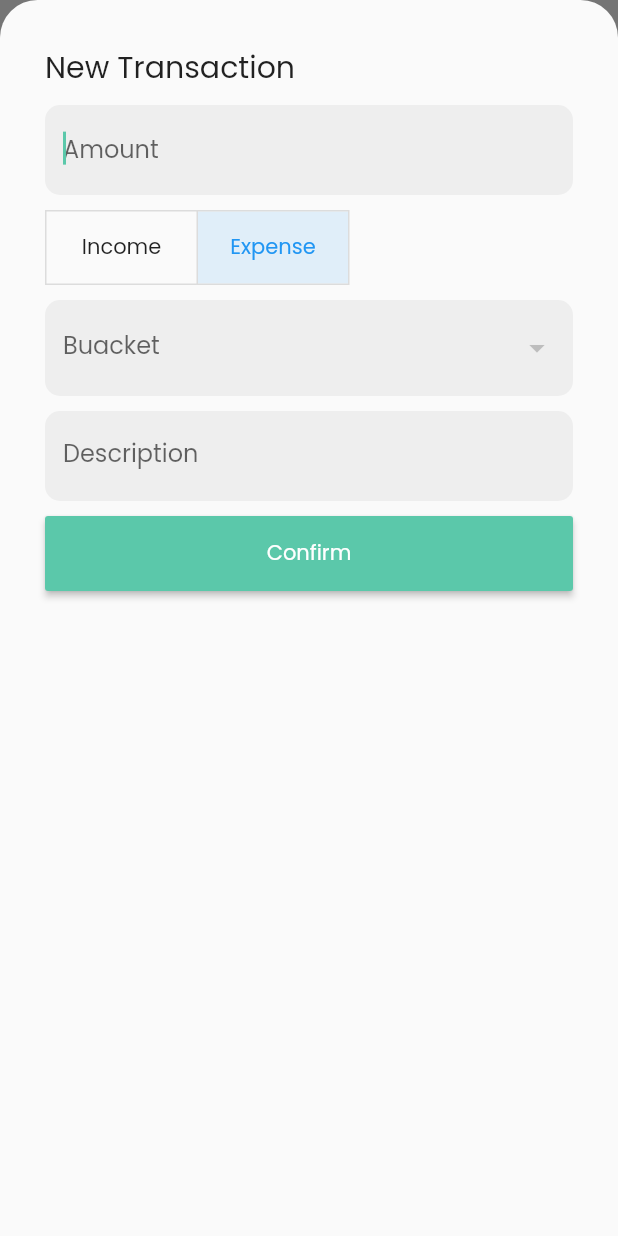
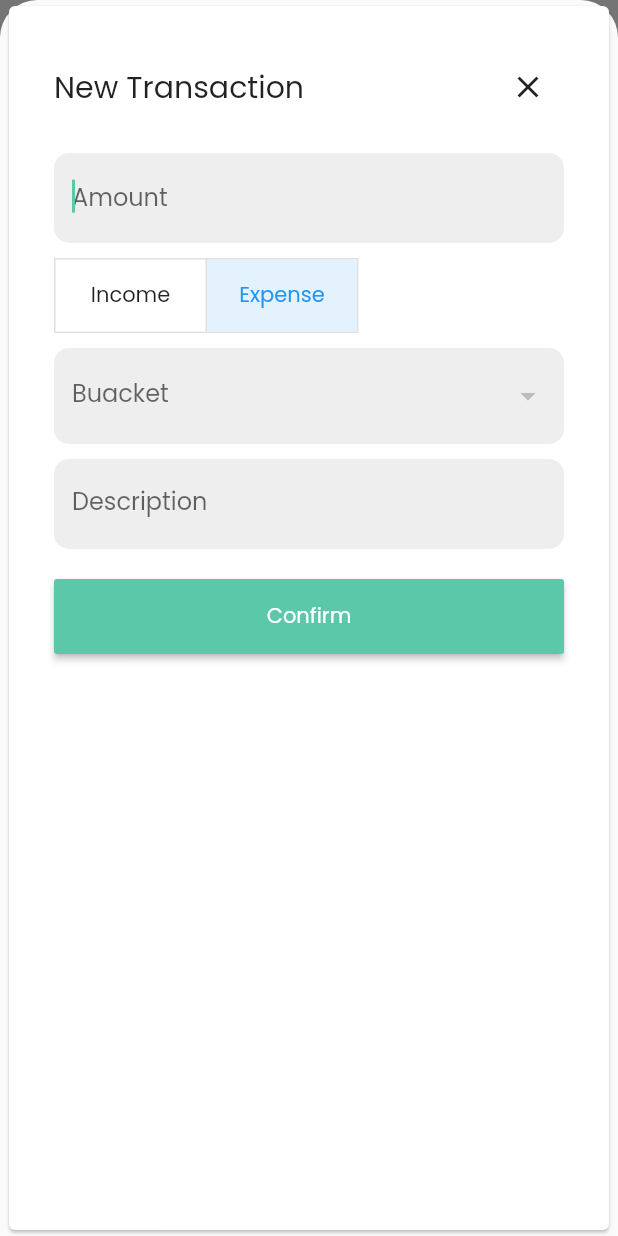
Before and after one commit to MCarlomagno/spending_tracker, a Flutter app: the MyHomePage screen opened directly, after a tap on an icon or button, on a phone screen of 412 x 824 dp. Run offline on Flutter 3.47's test engine with Material 2 defaults, Android fonts, the phone set to English and light mode, and no system bars; our stand-ins replace cloud_firestore, firebase_auth, firebase_core, get_it; accounts and stored records are empty.

Commit message:
fix: Create transaction form responsive

```diff
--- a/lib/widgets/home/home.dart
+++ b/lib/widgets/home/home.dart
@@ -1,5 +1,6 @@
 import 'package:flutter/material.dart';
 import 'package:provider/provider.dart';
+import 'package:spending_tracker/constants/dimensions.dart';
 import 'package:spending_tracker/models/balance_model.dart';
 import 'package:spending_tracker/widgets/home/buckets/buckets_list.dart';
 import 'package:spending_tracker/widgets/home/transactions/transactions_table.dart';
@@ -16,10 +17,41 @@ class MyHomePage extends StatefulWidget {
 }
 
 class _MyHomePageState extends State<MyHomePage> {
+
+  _onCreateTransaction({required bool isMobile, required BuildContext context}) {
+    final balanceModel = Provider.of<BalanceModel>(context, listen: false);
+
+    Widget child = ListenableProvider.value(
+      value: balanceModel,
+      child: AddTransactionForm(),
+    );
+
+    if (isMobile) {
+      showModalBottomSheet(
+        isScrollControlled: true,
+        context: context,
+        builder: (BuildContext context) => StatefulBuilder(
+          builder: (BuildContext context, StateSetter setState) => child,
+        ),
+      );
+    } else {
+      showDialog(
+        context: context,
+        builder: (BuildContext context) => StatefulBuilder(
+          builder: (BuildContext context, StateSetter setState) => child,
+        ),
+      );
+    }
+  }
+
   @override
   Widget build(BuildContext context) {
     var contentMarginVertical = 20.0;
     double maxWidth = 800.0;
+
+    double width = MediaQuery.of(context).size.width;
+
+    bool isMobile = width < Dimensions.m;
 
     return MultiProvider(
       providers: [
@@ -90,21 +122,7 @@ class _MyHomePageState extends State<MyHomePage> {
               ),
             ),
             onPressed: () {
-              final balanceModel =
-                  Provider.of<BalanceModel>(context, listen: false);
-              showModalBottomSheet(
-                  isScrollControlled: true,
-                  context: context,
-                  builder: (BuildContext context) {
-                    return StatefulBuilder(
-                      builder: (BuildContext context, StateSetter setState) {
-                        return ListenableProvider.value(
-                          value: balanceModel,
-                          child: AddTransactionForm(),
-                        );
-                      },
-                    );
-                  });
+              _onCreateTransaction(isMobile: isMobile, context: context);
             },
             backgroundColor: Color(0xFF5BC8AA),
           ),
--- a/lib/widgets/home/transactions/add_transaction_form.dart
+++ b/lib/widgets/home/transactions/add_transaction_form.dart
@@ -1,5 +1,6 @@
 import 'package:flutter/material.dart';
 import 'package:provider/provider.dart';
+import 'package:spending_tracker/constants/dimensions.dart';
 import 'package:spending_tracker/interfaces/bucket.dart';
 import 'package:spending_tracker/interfaces/transaction.dart';
 import 'package:spending_tracker/models/balance_model.dart';
@@ -56,24 +57,43 @@ class _AddTransactionFormState extends State<AddTransactionForm> {
   @override
   Widget build(BuildContext context) {
     return Consumer<BalanceModel>(builder: (context, balanceModel, child) {
+      double width = MediaQuery.of(context).size.width;
+      double height = MediaQuery.of(context).size.height;
+      double maxWidth = 400.0;
+
+      bool isMobile = width < Dimensions.m;
+
       List<Bucket> buckets = balanceModel.buckets;
-
       bucketOptions = buckets
           .map((b) => AppSelectOption(value: b.id!, label: b.name!))
           .toList();
 
-      return Container(
-        height: MediaQuery.of(context).size.height,
+      return Center(
+        child: Card(
+          child: Container(
+            constraints: BoxConstraints(
+              maxWidth: maxWidth,
+            ),
+            height: isMobile ? height : null,
             padding: EdgeInsets.symmetric(horizontal: 30),
             child: Column(
               crossAxisAlignment: CrossAxisAlignment.start,
               mainAxisSize: MainAxisSize.min,
               children: [
                 SizedBox(height: 30),
+                Row(
+                  mainAxisAlignment: MainAxisAlignment.spaceBetween,
+                  children: [
                     Subtitle(
                       text: "New Transaction",
                     ),
-            SizedBox(height: 10),
+                    IconButton(
+                      icon: Icon(Icons.close),
+                      onPressed: () => Navigator.of(context).pop(),
+                    ),
+                  ],
+                ),
+                SizedBox(height: 20),
                 AppTextField(
                   labelText: "Amount",
                   keyboardType: TextInputType.number,
@@ -112,7 +132,7 @@ class _AddTransactionFormState extends State<AddTransactionForm> {
                   labelText: "Description",
                   controller: _detailController,
                 ),
-            SizedBox(height: 10),
+                SizedBox(height: 20),
                 Padding(
                   padding: EdgeInsets.only(
                       bottom: MediaQuery.of(context).viewInsets.bottom),
@@ -132,6 +152,8 @@ class _AddTransactionFormState extends State<AddTransactionForm> {
                 ),
                 SizedBox(height: 30),
               ],
+            ),
+          ),
         ),
       );
     });
@@ -159,7 +181,8 @@ class _AddTransactionFormState extends State<AddTransactionForm> {
         new Transaction(amount: amount, date: date, detail: detail, uid: uid);
 
     await _transactionService.create(transaction: transaction);
-    await Provider.of<BalanceModel>(context, listen: false).loadAllTransactions();
+    await Provider.of<BalanceModel>(context, listen: false)
+        .loadAllTransactions();
 
     if (selectedBucket != null) {
       await _bucketsService.changeAmount(selectedBucket!.value, amount: amount);
```
Also changed, not shown: lib/widgets/home/transactions/transactions_table.dart (+31 -13 lines). Lines whose indentation alone changed are shown as unchanged.
